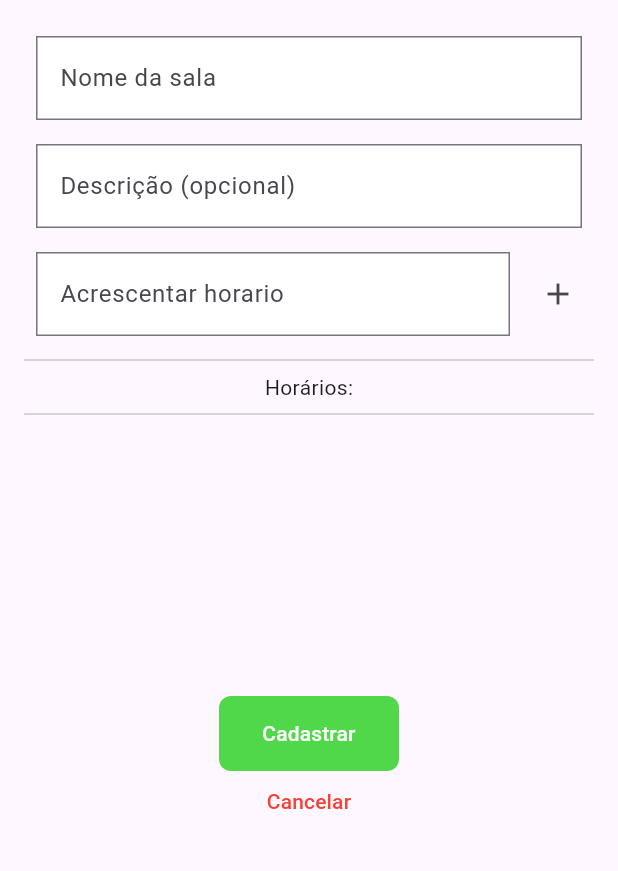
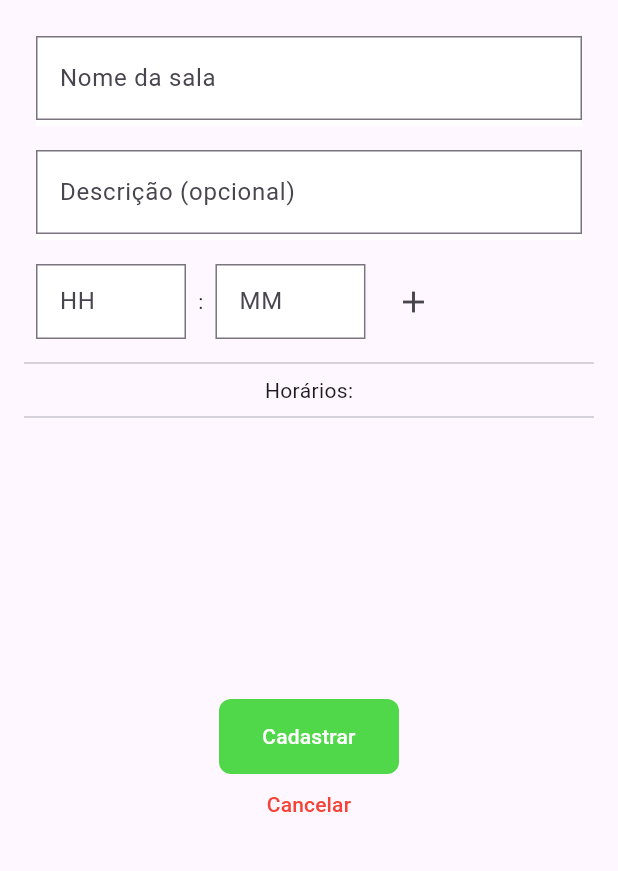
Before and after one commit to Bloco314/IotScrty, a Flutter app: the Enviroment screen opened directly, after a tap on the "add" icon, on a phone screen of 412 x 824 dp, the part 84-955 px from its top. Run offline on Flutter 3.47's test engine with Material 3 defaults, Android fonts, the phone set to English and light mode, and no system bars; our stand-ins replace carousel_slider, fluttertoast; missing offline and left inert: mobile_scanner; network calls fail.

Commit message:
modal de equipamentos na tela de ambientes, mudança para uso de um formato de hora minuto nos cadastros, além de uma melhoria nos tipos de teclado para os inputs

```diff
--- a/lib/components/input_fields.dart
+++ b/lib/components/input_fields.dart
@@ -5,26 +5,88 @@ class CampoCadastro extends StatelessWidget {
   final TextEditingController controller;
   final bool border;
   final bool enabled;
+  final double? width;
+  final double? height;
+  final TextInputType? tipo;
 
-  CampoCadastro(
-      {required this.labelText, required this.controller, this.border = true, this.enabled = true});
+  const CampoCadastro(
+      {super.key,
+      required this.labelText,
+      required this.controller,
+      this.border = true,
+      this.enabled = true,
+      this.width,
+      this.height,
+      this.tipo});
+
+  void validacao(value) {}
 
   @override
   Widget build(BuildContext context) {
     return Padding(
         padding: const EdgeInsets.all(8.0),
         child: Container(
+          width: width ?? MediaQuery.of(context).size.width,
+          height: height ?? 60,
           decoration: const BoxDecoration(color: Colors.white),
           child: TextFormField(
               enabled: enabled,
+              textAlign: TextAlign.center,
               decoration: InputDecoration(
                 labelText: labelText,
                 border: border
                     ? const OutlineInputBorder(borderRadius: BorderRadius.zero)
                     : InputBorder.none,
               ),
+              keyboardType: tipo ?? TextInputType.name,
               controller: controller,
-          ),
+              onChanged: validacao),
         ));
   }
 }
+
+class InputHorario extends CampoCadastro {
+  final bool validaHora;
+
+  const InputHorario(this.validaHora,
+      {super.key,
+      required super.labelText,
+      required super.controller,
+      super.width,
+      super.height,
+      super.tipo = TextInputType.number});
+
+  @override
+  void validacao(value) {
+    RegExp regex;
+
+    if (validaHora) {
+      regex = RegExp(r'^([01]?[0-9]|2[0-4])$');
+    } else {
+      regex = RegExp(r'^(?:[0-9]|[1-4][0-9]|5[0-9])$');
+    }
+
+    if (!regex.hasMatch(value)) {
+      controller.text = controller.text.substring(
+          0, controller.text.length - 1 >= 0 ? controller.text.length - 1 : 0);
+    }
+  }
+}
+
+class HoraMinuto extends StatelessWidget {
+  final TextEditingController hora;
+  final TextEditingController minuto;
+
+  const HoraMinuto({super.key, required this.hora, required this.minuto});
+
+  @override
+  Widget build(BuildContext context) {
+    return Row(children: [
+      InputHorario(true,
+          labelText: 'HH', controller: hora, width: 100, height: 50),
+      const Text(':'),
+      InputHorario(false,
+          labelText: 'MM', controller: minuto, width: 100, height: 50),
+    ]);
+  }
+}
--- a/lib/pages/_environment.dart
+++ b/lib/pages/_environment.dart
@@ -34,7 +34,7 @@ class ViewEnvironmentsState extends State<ViewEnvironments> {
               dados.add(e[0]);
             }
           } catch (e) {
-            // Não a dados cadastrados de fato
+            // Não há dados cadastrados de fato
           }
         });
       }
@@ -212,7 +212,8 @@ class Enviroment extends StatefulWidget {
 class EnviromentState extends State<Enviroment> {
   final TextEditingController nomeSala = TextEditingController();
   final TextEditingController descricao = TextEditingController();
-  final TextEditingController horariosSala = TextEditingController();
+  final TextEditingController hora = TextEditingController();
+  final TextEditingController minuto = TextEditingController();
   List<String> horariosAdicionados = [];
 
   @override
@@ -234,7 +235,8 @@ class EnviromentState extends State<Enviroment> {
         descricao.text = dados['descricao'];
         for (var i in dados['horarios']) {
           setState(() {
-            horariosAdicionados.add(i[0]);
+            final String h = i[0];
+            horariosAdicionados.add('${h.substring(0, 2)}:${h.substring(2)}');
           });
         }
       }
@@ -261,7 +263,10 @@ class EnviromentState extends State<Enviroment> {
             'http://${NetConfig.Link}/env/update/?description=${descricao.text}&name=${nomeSala.text}')
         : Uri.parse(
             'http://${NetConfig.Link}/env/create/?name=${nomeSala.text}&description=${descricao.text}');
-    final body = jsonEncode({'list': horariosAdicionados});
+
+    final body = jsonEncode({
+      'list': horariosAdicionados.map((e) => e.replaceAll(':', '')).toList()
+    });
 
     try {
       final response = await http
@@ -325,18 +330,29 @@ class EnviromentState extends State<Enviroment> {
                 labelText: 'Descrição (opcional)', controller: descricao),
             Row(
               children: [
-                Expanded(
-                    child: CampoCadastro(
-                        labelText: 'Acrescentar horario',
-                        controller: horariosSala)),
+                HoraMinuto(hora: hora, minuto: minuto),
                 IconButton(
                   icon: const Icon(Icons.add),
                   onPressed: () {
-                    if (horariosSala.text.isNotEmpty) {
-                      setState(() {
-                        horariosAdicionados.add(horariosSala.text);
-                        horariosSala.clear();
-                      });
+                    if (hora.text.isNotEmpty && minuto.text.isNotEmpty) {
+                      if (horariosAdicionados
+                          .contains('${hora.text}:${minuto.text}')) {
+                        Fluttertoast.showToast(
+                            msg: 'Este horario já está adicionado');
+                      } else {
+                        if (int.parse(hora.text) < 10) {
+                          hora.text = '0${hora.text}';
+                        }
+                        if (int.parse(minuto.text) < 10) {
+                          minuto.text = '0${minuto.text}';
+                        }
+                        setState(() {
+                          horariosAdicionados
+                              .add('${hora.text}:${minuto.text}');
+                          hora.clear();
+                          minuto.clear();
+                        });
+                      }
                     }
                   },
                 ),
@@ -418,7 +434,8 @@ class ModalHorariosState extends State<ModalHorarios> {
 
       if (response.statusCode == 200) {
         for (var i in json.decode(response.body)['horarios']) {
-          horarios.add(i[0]);
+          final String h = i[0];
+          horarios.add('${h.substring(0, 2)}:${h.substring(2)}');
         }
       }
     } catch (e) {
@@ -469,17 +486,42 @@ class ModalHorariosState extends State<ModalHorarios> {
   }
 }
 
-class ModalEquipamentos extends StatelessWidget {
+class ModalEquipamentos extends StatefulWidget {
   final String enviromentName;
 
-  //Pegar dados do back
-  final Map<String, List<String>> equips = {};
+  const ModalEquipamentos({super.key, required this.enviromentName});
 
-  ModalEquipamentos({super.key, required this.enviromentName});
+  @override
+  ModalEquipamentosState createState() => ModalEquipamentosState();
+}
+
+class ModalEquipamentosState extends State<ModalEquipamentos> {
+  List<String> equips = [];
+
+  @override
+  void initState() {
+    super.initState();
+    fetchData();
+  }
+
+  void fetchData() async {
+    final url = Uri.parse(
+        'http://${NetConfig.Link}/equip/list/${widget.enviromentName}');
+    try {
+      final response = await http.get(url);
+      if (response.statusCode == 200) {
+        final data = json.decode(response.body)['names'];
+        for (var e in data) {
+          setState(() {
+            equips.add(e[0]);
+          });
+        }
+      }
+    } catch (e) {}
+  }
 
   @override
   Widget build(BuildContext context) {
-    List<String>? equipsList = equips[enviromentName];
     return Expanded(
         child: AlertDialog(
       shape: const RoundedRectangleBorder(
@@ -489,18 +531,16 @@ class ModalEquipamentos extends StatelessWidget {
       content: SizedBox(
         height: 400,
         width: 300,
-        child: equipsList != null && equipsList.isNotEmpty
+        child: equips.isNotEmpty
             ? ListView.builder(
-                itemCount: equipsList.length,
+                itemCount: equips.length,
                 itemBuilder: (BuildContext context, int index) {
-                  String horarioValue = equipsList[index];
-
                   return Column(
                     children: [
                       ListTile(
-                        title: Text(horarioValue),
+                        title: Text(equips[index]),
                       ),
-                      if (index < equipsList.length - 1) const Divider()
+                      if (index < equips.length - 1) const Divider()
                     ],
                   );
                 },
--- a/lib/pages/_equipments.dart
+++ b/lib/pages/_equipments.dart
@@ -61,7 +61,7 @@ class Equipments extends State<ViewEquipment> {
     int startIndex = currentPage * itemsPerPage;
     int endIndex = (currentPage + 1) * itemsPerPage;
     List<List<String>> result = [
-      const ['Nome', 'Ambiente', 'Tipo', 'Editar']
+      const ['Nome', 'Tipo', 'Ambiente', 'Editar']
     ];
 
     List<List<String>> subset =
@@ -196,8 +196,8 @@ class CadEquipState extends State<CadEquip> {
         setState(() {
           nome.text = widget.equipName!;
           descricao.text = data[1];
-          selected = data[2];
-          tipo.text = data[3];
+          tipo.text = data[2];
+          selected = data[3];
         });
       }
     } catch (e) {
--- a/lib/pages/login.dart
+++ b/lib/pages/login.dart
@@ -68,7 +68,11 @@ class Login extends StatelessWidget {
                   borderRadius: BorderRadius.all(Radius.circular(7.5)),
                   color: PersonalColors.lightGrey),
               child: Column(children: [
-                CampoCadastro(labelText: 'email', controller: _emailController),
+                CampoCadastro(
+                  labelText: 'email',
+                  controller: _emailController,
+                  tipo: TextInputType.emailAddress,
+                ),
                 const SizedBox(height: 16.0),
                 CampoCadastro(
                     labelText: 'senha', controller: _passwordController)
```
Lines whose indentation alone changed are shown as unchanged.
